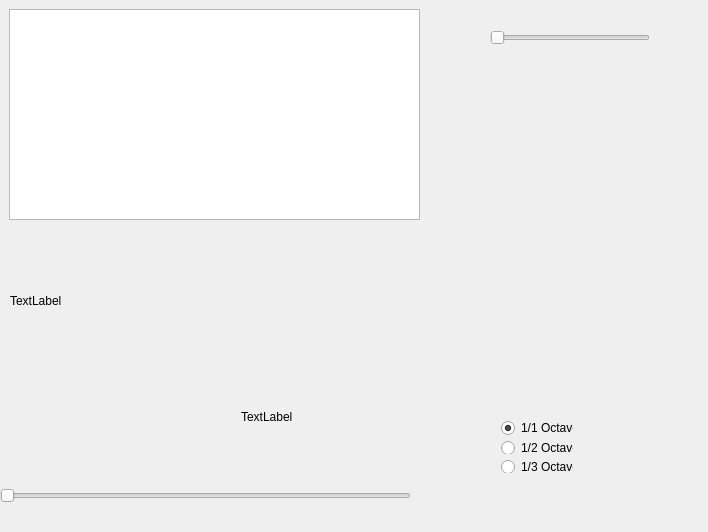
Qt form QMedPlayer_test/dialog.ui (stambur/Mp3-player) before a commit.
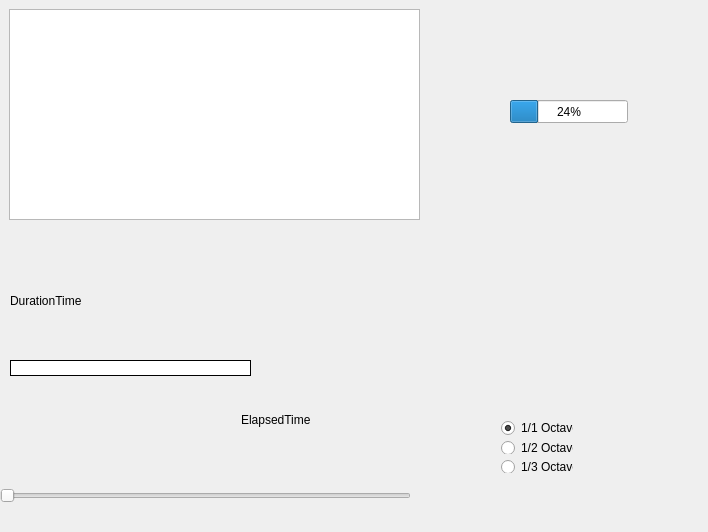
The same form after that commit.

The edit to the form file:
```diff
--- a/QMedPlayer_test/dialog.ui
+++ b/QMedPlayer_test/dialog.ui
@@ -91,12 +91,12 @@
     <rect>
      <x>241</x>
      <y>409</y>
-     <width>59</width>
-     <height>16</height>
+     <width>81</width>
+     <height>21</height>
     </rect>
    </property>
    <property name="text">
-    <string>TextLabel</string>
+    <string>ElapsedTime</string>
    </property>
   </widget>
   <widget class="QLabel" name="label">
@@ -109,7 +109,7 @@
     </rect>
    </property>
    <property name="text">
-    <string>TextLabel</string>
+    <string>DurationTime</string>
    </property>
   </widget>
   <widget class="QSlider" name="horizontalSlider">
@@ -161,17 +161,45 @@
     </item>
    </layout>
   </widget>
-  <widget class="QSlider" name="horizontalSlider_2">
+  <widget class="QProgressBar" name="progressBar">
    <property name="geometry">
     <rect>
-     <x>490</x>
-     <y>30</y>
-     <width>160</width>
+     <x>510</x>
+     <y>100</y>
+     <width>118</width>
+     <height>23</height>
+    </rect>
+   </property>
+   <property name="value">
+    <number>24</number>
+   </property>
+  </widget>
+  <widget class="QListWidget" name="listWidget">
+   <property name="geometry">
+    <rect>
+     <x>10</x>
+     <y>360</y>
+     <width>241</width>
      <height>16</height>
     </rect>
    </property>
-   <property name="orientation">
-    <enum>Qt::Horizontal</enum>
+   <property name="frameShape">
+    <enum>QFrame::Box</enum>
+   </property>
+   <property name="frameShadow">
+    <enum>QFrame::Plain</enum>
+   </property>
+   <property name="verticalScrollBarPolicy">
+    <enum>Qt::ScrollBarAlwaysOff</enum>
+   </property>
+   <property name="selectionMode">
+    <enum>QAbstractItemView::NoSelection</enum>
+   </property>
+   <property name="horizontalScrollMode">
+    <enum>QAbstractItemView::ScrollPerPixel</enum>
+   </property>
+   <property name="currentRow">
+    <number>-1</number>
    </property>
   </widget>
  </widget>
```
